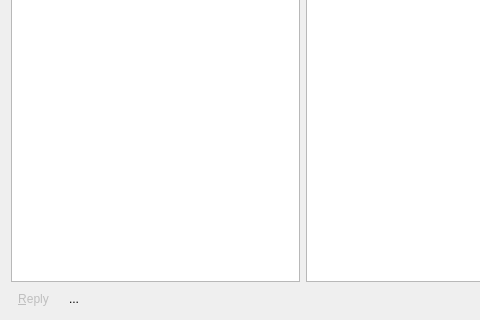
Above: ui/multicastdialog.ui from shaan7/Kapotah before the change; both pictures show x 0 to 480 and y 126 to 446 of the 606 by 446 pixel window. Below: the same form after it.
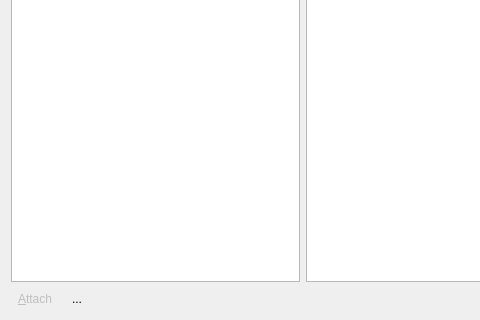
That is the form after the change. Icons and pictures are not drawn.

Patch:
```diff
--- a/ui/multicastdialog.ui
+++ b/ui/multicastdialog.ui
@@ -38,7 +38,7 @@
           <bool>false</bool>
          </property>
          <property name="text">
-          <string>&amp;Reply</string>
+          <string>&amp;Attach</string>
          </property>
          <property name="icon">
           <iconset resource="../systray.qrc">
```
Left out of the diff: 4 changed lines with no effect on the pictures. Lines whose indentation alone changed are shown as unchanged.
